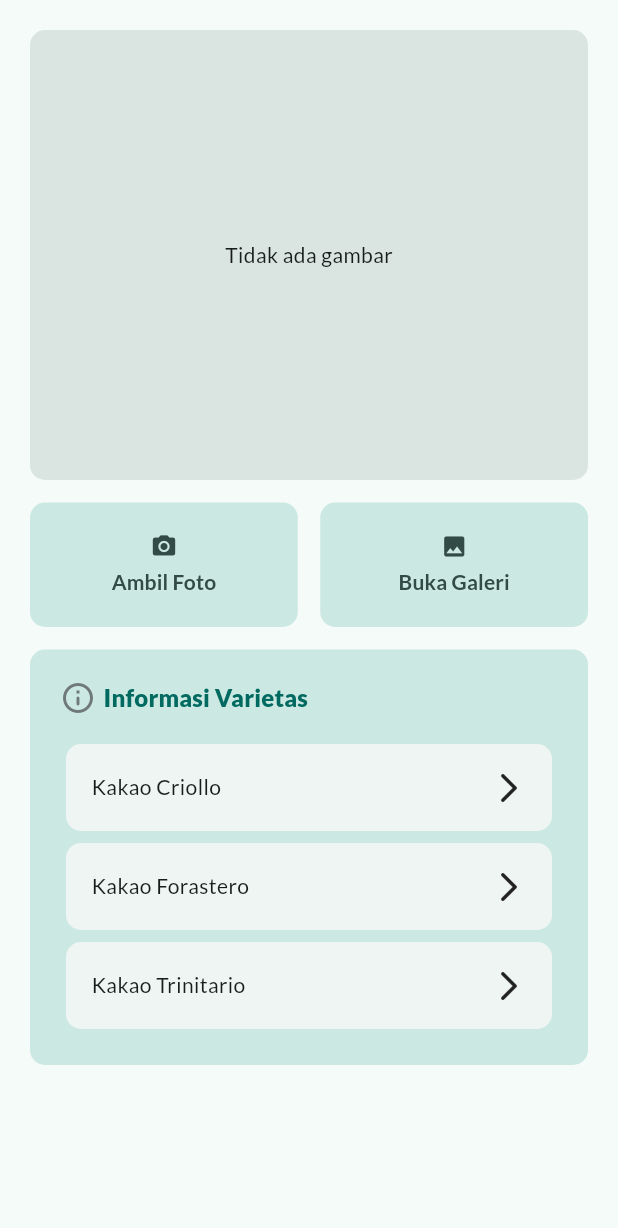
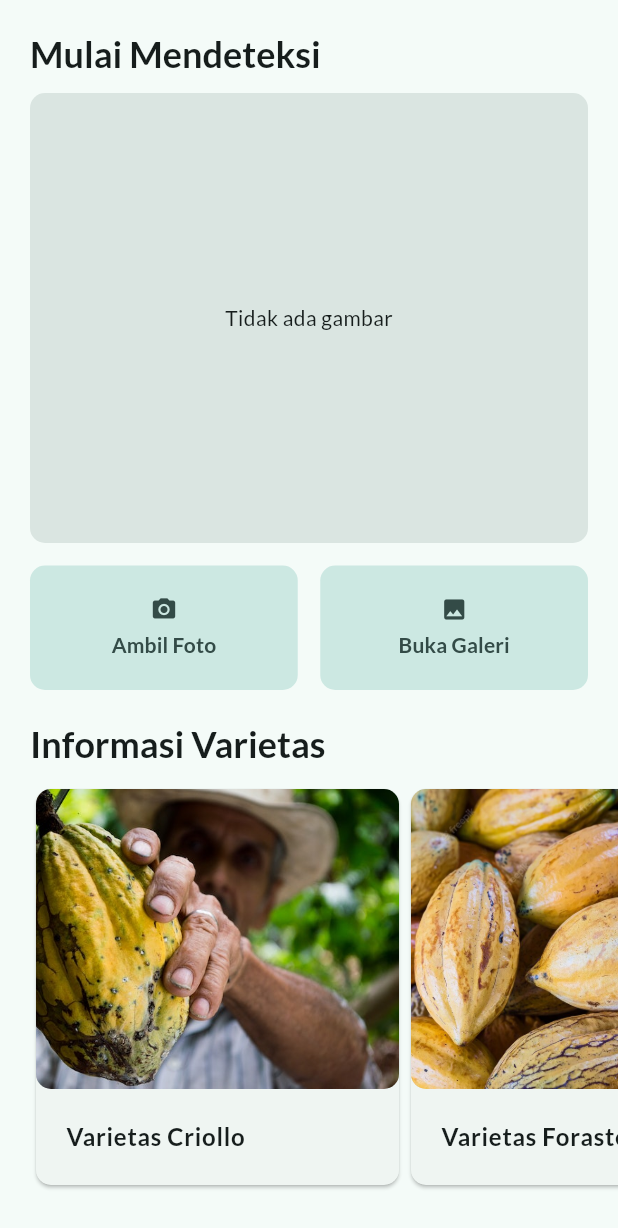
Before and after one commit to tingkatin/tflite_flutter, a Flutter app: the screen it shows after launch, on a phone screen of 412 x 824 dp. Shown: the top 1228 px of the screen. Run offline on Flutter 3.47's test engine with Material 2 defaults, Android fonts, the phone set to English and light mode, and no system bars; our stand-ins replace camera, google_fonts, image_picker, syncfusion_flutter_gauges; missing offline and left inert: tflite_flutter; project files that could hold a hidden picture were left out.

Commit message:
Working example with mobilenet

```diff
--- a/lib/components/action_button.dart
+++ b/lib/components/action_button.dart
@@ -1,20 +1,17 @@
 import 'package:cocoa/helpers/constants.dart';
-import 'package:cocoa/main.dart';
 import 'package:flutter/material.dart';
-import 'package:provider/provider.dart';
-
-enum ActionType {
-  camera,
-  gallery,
-}
 
 class ActionButton extends StatefulWidget {
-  const ActionButton(
-      {super.key, required this.icon, required this.text, required this.type});
+  const ActionButton({
+    super.key,
+    required this.icon,
+    required this.text,
+    required this.pickImage,
+  });
 
   final Icon icon;
   final String text;
-  final ActionType type;
+  final VoidCallback pickImage;
 
   @override
   State<ActionButton> createState() => _ActionButtonState();
@@ -23,19 +20,9 @@ class ActionButton extends StatefulWidget {
 class _ActionButtonState extends State<ActionButton> {
   @override
   Widget build(BuildContext context) {
-    var appState = context.watch<AppState>();
-
-    void setActionType() async {
-      if (widget.type == ActionType.camera) {
-        appState.pickImageFromCamera();
-      } else {
-        appState.pickImageFromGallery();
-      }
-    }
-
     return FilledButton.tonal(
-        onPressed: () async => setActionType(),
-        style: TextButton.styleFrom(
+        onPressed: widget.pickImage,
+        style: FilledButton.styleFrom(
             padding: const EdgeInsets.all(Constants.padding),
             shape: RoundedRectangleBorder(
                 borderRadius: BorderRadius.circular(Constants.borderRadius))),
--- a/lib/components/image_preview.dart
+++ b/lib/components/image_preview.dart
@@ -1,10 +1,12 @@
+import 'dart:io';
+
 import 'package:cocoa/helpers/constants.dart';
-import 'package:cocoa/main.dart';
 import 'package:flutter/material.dart';
-import 'package:provider/provider.dart';
 
 class ImagePreview extends StatefulWidget {
-  const ImagePreview({super.key});
+  const ImagePreview({super.key, required this.image});
+
+  final File? image;
 
   @override
   State<ImagePreview> createState() => _ImagePreviewState();
@@ -13,9 +15,6 @@ class ImagePreview extends StatefulWidget {
 class _ImagePreviewState extends State<ImagePreview> {
   @override
   Widget build(BuildContext context) {
-    var appState = context.watch<AppState>();
-    var image = appState.imagePreview;
-
     return Container(
       decoration: BoxDecoration(
         borderRadius: BorderRadius.circular(Constants.borderRadius),
@@ -25,9 +24,9 @@ class _ImagePreviewState extends State<ImagePreview> {
       width: double.infinity,
       child: ClipRRect(
         borderRadius: BorderRadius.circular(Constants.borderRadius),
-        child: image == null
-            ? Center(child: Text("Tidak ada gambar"))
-            : Image.file(image, fit: BoxFit.cover),
+        child: widget.image == null
+            ? const Center(child: Text("Tidak ada gambar"))
+            : Image.file(widget.image!, fit: BoxFit.cover),
       ),
     );
   }
--- a/lib/components/info_tile.dart
+++ b/lib/components/info_tile.dart
@@ -2,21 +2,45 @@ import 'package:cocoa/helpers/constants.dart';
 import 'package:flutter/material.dart';
 
 class InfoTile extends StatelessWidget {
-  const InfoTile({super.key, required this.title});
+  const InfoTile({super.key, required this.title, required this.image});
 
+  final Image image;
   final String title;
 
   @override
   Widget build(BuildContext context) {
-    return Card(
-      elevation: 0,
-      shape: RoundedRectangleBorder(
-          borderRadius: BorderRadius.circular(Constants.borderRadius)),
-      child: Padding(
-        padding: const EdgeInsets.all(Constants.padding - 3),
-        child: Row(
-          mainAxisAlignment: MainAxisAlignment.spaceBetween,
-          children: [Text(title), Icon(Icons.arrow_forward_ios_rounded)],
+    return SizedBox(
+      width: 250,
+      child: Card(
+        shape: RoundedRectangleBorder(
+            borderRadius: BorderRadius.circular(Constants.borderRadius)),
+        child: Column(
+          crossAxisAlignment: CrossAxisAlignment.start,
+          mainAxisSize: MainAxisSize.min,
+          children: [
+            Container(
+              decoration: BoxDecoration(
+                borderRadius: BorderRadius.circular(Constants.borderRadius),
+                color: Theme.of(context).colorScheme.surfaceVariant,
+              ),
+              height: 200,
+              width: double.infinity,
+              child: ClipRRect(
+                borderRadius: BorderRadius.circular(Constants.borderRadius),
+                child: image,
+              ),
+            ),
+            Padding(
+              padding: const EdgeInsets.all(Constants.padding),
+              child: Text(
+                title,
+                style: Theme.of(context)
+                    .textTheme
+                    .bodyLarge!
+                    .copyWith(fontWeight: FontWeight.bold),
+              ),
+            ),
+          ],
         ),
       ),
     );
--- a/lib/lib/tflite/image_classification_helper.dart
+++ b/lib/lib/tflite/image_classification_helper.dart
@@ -17,8 +17,6 @@
 import 'dart:developer';
 import 'dart:io';
 import 'dart:isolate';
-
-import 'package:camera/camera.dart';
 import 'package:flutter/services.dart';
 import 'package:image/image.dart';
 import 'package:tflite_flutter/tflite_flutter.dart';
@@ -26,8 +24,8 @@ import 'package:tflite_flutter/tflite_flutter.dart';
 import 'isolate_inference.dart';
 
 class ImageClassificationHelper {
-  static const modelPath = 'assets/tflite/efficientnetv2b1cocoa.tflite';
-  static const labelsPath = 'assets/tflite/labels_cocoa.txt';
+  static const modelPath = 'assets/tflite/mobilenet_quant.tflite';
+  static const labelsPath = 'assets/tflite/labels.txt';
 
   late final Interpreter interpreter;
   late final List<String> labels;
@@ -40,9 +38,9 @@ class ImageClassificationHelper {
     final options = InterpreterOptions();
 
     // Use XNNPACK Delegate
-    // if (Platform.isAndroid) {
-    //   options.addDelegate(XNNPackDelegate());
-    // }
+    if (Platform.isAndroid) {
+      options.addDelegate(XNNPackDelegate());
+    }
 
     // Use GPU Delegate
     // doesn't work on emulator
@@ -87,14 +85,6 @@ class ImageClassificationHelper {
     return results;
   }
 
-  // inference camera frame
-  Future<Map<String, double>> inferenceCameraFrame(
-      CameraImage cameraImage) async {
-    var isolateModel = InferenceModel(cameraImage, null, interpreter.address,
-        labels, inputTensor.shape, outputTensor.shape);
-    return _inference(isolateModel);
-  }
-
   // inference still image
   Future<Map<String, double>> inferenceImage(Image image) async {
     var isolateModel = InferenceModel(null, image, interpreter.address, labels,
--- a/lib/main.dart
+++ b/lib/main.dart
@@ -1,11 +1,6 @@
-import 'dart:io';
-import 'package:cocoa/lib/tflite/image_classification_helper.dart';
 import 'package:cocoa/pages/home.dart';
 import 'package:flutter/material.dart';
 import 'package:google_fonts/google_fonts.dart';
-import 'package:image_picker/image_picker.dart';
-import 'package:provider/provider.dart';
-import 'package:image/image.dart' as img;
 
 final theme = ThemeData(
   colorScheme: ColorScheme.fromSeed(
@@ -103,57 +98,10 @@ class MyApp extends StatelessWidget {
   // This widget is the root of your application.
   @override
   Widget build(BuildContext context) {
-    return ChangeNotifierProvider(
-      create: (context) => AppState(),
-      child: MaterialApp(
-        title: 'Cocoadetectinator',
-        theme: theme,
-        home: Home(),
-      ),
+    return MaterialApp(
+      title: 'Cocoadetectinator',
+      theme: theme,
+      home: const Home(),
     );
   }
 }
-
-class AppState extends ChangeNotifier {
-  File? imagePreview;
-  ImageClassificationHelper? imageClassificationHelper;
-  ImagePicker imagePicker = ImagePicker();
-  Map<String, double>? classification;
-
-  AppState() {
-    _initializeState();
-  }
-
-  void _initializeState() {
-    imageClassificationHelper = ImageClassificationHelper();
-    imageClassificationHelper!.initHelper();
-  }
-
-  void pickImageFromCamera() async {
-    XFile? pickedImage =
-        await imagePicker.pickImage(source: ImageSource.camera);
-
-    if (pickedImage == null) {
-      return;
-    }
-
-    imagePreview = File(pickedImage.path);
-    var imageData = File(pickedImage.path).readAsBytesSync();
-    var image = img.decodeImage(imageData);
-    classification = await imageClassificationHelper?.inferenceImage(image!);
-    print(classification);
-    notifyListeners();
-  }
-
-  void pickImageFromGallery() async {
-    XFile? pickedImage =
-        await imagePicker.pickImage(source: ImageSource.gallery);
-
-    if (pickedImage == null) {
-      return;
-    }
-
-    imagePreview = File(pickedImage.path);
-    notifyListeners();
-  }
-}
--- a/lib/pages/home.dart
+++ b/lib/pages/home.dart
@@ -1,11 +1,17 @@
+import 'dart:io';
+
 import 'package:cocoa/components/action_button.dart';
 import 'package:cocoa/components/image_preview.dart';
 import 'package:cocoa/components/info_tile.dart';
-import 'package:cocoa/components/result.dart';
+import 'package:cocoa/components/result_modal.dart';
 import 'package:cocoa/helpers/constants.dart';
-import 'package:cocoa/main.dart';
+import 'package:cocoa/helpers/process_result.dart';
+import 'package:cocoa/lib/tflite/image_classification_helper.dart';
 import 'package:flutter/material.dart';
-import 'package:provider/provider.dart';
+import 'package:image_picker/image_picker.dart';
+import 'package:image/image.dart' as img;
+
+enum PickerSource { camera, gallery }
 
 class Home extends StatefulWidget {
   const Home({super.key});
@@ -15,71 +21,164 @@ class Home extends StatefulWidget {
 }
 
 class _HomeState extends State<Home> {
+  File? imagePreview;
+  ImagePicker imagePicker = ImagePicker();
+  ImageClassificationHelper? imageClassificationHelper;
+
+  void _initializeState() {
+    imageClassificationHelper = ImageClassificationHelper();
+    imageClassificationHelper!.initHelper();
+  }
+
+  void reset() {
+    setState(() {
+      imagePreview = null;
+    });
+  }
+
+  Future<void> pickImage(PickerSource imageSource) async {
+    reset();
+
+    var source = ImageSource.camera;
+
+    if (imageSource == PickerSource.gallery) {
+      source = ImageSource.gallery;
+    }
+
+    XFile? pickedImage = await imagePicker.pickImage(source: source);
+
+    showModalBottomSheet(
+        clipBehavior: Clip.antiAliasWithSaveLayer,
+        context: context,
+        isDismissible: true,
+        showDragHandle: true,
+        builder: (BuildContext context) =>
+            ResultModal(processImage: processImage(imagePreview)));
+
+    if (pickedImage == null) {
+      // Dismiss the modal when the image picking is canceled
+      Navigator.pop(context);
+      return;
+    }
+
+    setState(() {
+      imagePreview = File(pickedImage.path);
+    });
+  }
+
+  Future<Map<String, double>?>? processImage(File? imagePreview) async {
+    if (imagePreview != null) {
+      var imageData = imagePreview.readAsBytesSync();
+      var image = img.decodeImage(imageData);
+      Map<String, double>? classification =
+          await imageClassificationHelper?.inferenceImage(image!);
+
+      var processed = processOutput(classification);
+      return processed;
+    }
+
+    return null;
+  }
+
+  @override
+  void initState() {
+    super.initState();
+    _initializeState();
+  }
+
   @override
   Widget build(BuildContext context) {
-    var appState = context.watch<AppState>();
     return Scaffold(
       body: SafeArea(
-        child: Padding(
-          padding: const EdgeInsets.all(Constants.padding),
         child: ListView(
           children: [
-              const ImagePreview(),
+            // INFORMASI
+            Padding(
+              padding: const EdgeInsets.fromLTRB(Constants.padding,
+                  Constants.padding, Constants.padding, Constants.padding - 10),
+              child: Text(
+                "Mulai Mendeteksi",
+                style: Theme.of(context)
+                    .textTheme
+                    .headlineSmall!
+                    .copyWith(fontWeight: FontWeight.bold),
+              ),
+            ),
+
+            Padding(
+              padding:
+                  const EdgeInsets.symmetric(horizontal: Constants.padding),
+              child: ImagePreview(image: imagePreview),
+            ),
+
             const SizedBox(height: Constants.distance),
-              const Row(
+
+            Padding(
+              padding:
+                  const EdgeInsets.symmetric(horizontal: Constants.padding),
+              child: Row(
                 children: [
                   Expanded(
                     flex: 1,
                     child: ActionButton(
-                        icon: Icon(Icons.camera_alt),
+                      icon: const Icon(Icons.camera_alt),
                       text: "Ambil Foto",
-                        type: ActionType.camera),
+                      pickImage: () async => pickImage(PickerSource.camera),
                     ),
-                  SizedBox(width: Constants.distance),
+                  ),
+                  const SizedBox(width: Constants.distance),
                   Expanded(
                     flex: 1,
                     child: ActionButton(
-                        icon: Icon(Icons.photo),
+                      icon: const Icon(Icons.photo),
                       text: "Buka Galeri",
-                        type: ActionType.gallery),
+                      pickImage: () async => pickImage(PickerSource.gallery),
+                    ),
                   ),
                 ],
               ),
-              const SizedBox(height: Constants.distance),
-              Container(
-                padding: EdgeInsets.all(Constants.padding),
-                decoration: BoxDecoration(
-                  color: Theme.of(context).colorScheme.secondaryContainer,
-                  borderRadius: BorderRadius.circular(Constants.borderRadius),
             ),
-                child: Column(
-                  crossAxisAlignment: CrossAxisAlignment.stretch,
-                  children: [
-                    Row(
-                      children: [
-                        Icon(Icons.info_outline_rounded,
-                            color: Theme.of(context).colorScheme.outline),
-                        SizedBox(width: 5),
-                        Text("Informasi Varietas",
+
+            // INFORMASI
+            Padding(
+              padding: const EdgeInsets.fromLTRB(Constants.padding,
+                  Constants.padding, Constants.padding, Constants.padding - 10),
+              child: Text(
+                "Informasi Varietas",
                 style: Theme.of(context)
                     .textTheme
-                                .titleMedium!
-                                .copyWith(
-                                    fontWeight: FontWeight.w900,
-                                    color:
-                                        Theme.of(context).colorScheme.primary)),
-                      ],
+                    .headlineSmall!
+                    .copyWith(fontWeight: FontWeight.bold),
               ),
-                    SizedBox(height: Constants.distance),
-                    InfoTile(title: "Kakao Criollo"),
-                    InfoTile(title: "Kakao Forastero"),
-                    InfoTile(title: "Kakao Trinitario"),
+            ),
+
+            // HORIZONTAL VIEW
+            SingleChildScrollView(
+              padding: const EdgeInsets.only(bottom: Constants.padding),
+              scrollDirection: Axis.horizontal,
+              child: Row(
+                children: <Widget>[
+                  const SizedBox(width: Constants.padding),
+                  InfoTile(
+                    title: "Varietas Criollo",
+                    image: Image.asset('assets/images/cocoa.jpg',
+                        fit: BoxFit.cover),
+                  ),
+                  InfoTile(
+                    title: "Varietas Forastero",
+                    image: Image.asset('assets/images/forastero.jpg',
+                        fit: BoxFit.cover),
+                  ),
+                  InfoTile(
+                    title: "Varietas Trinitario",
+                    image: Image.asset('assets/images/trinitario.jpg',
+                        fit: BoxFit.cover),
+                  ),
+                  const SizedBox(width: Constants.padding),
                 ],
               ),
             ),
-              if (appState.classification != null) const Result()
           ],
-          ),
         ),
       ),
     );
--- a/pubspec.yaml
+++ b/pubspec.yaml
@@ -42,6 +42,7 @@ dependencies:
   path_provider: ^2.0.15
   tflite_flutter: ^0.10.1
   camera: ^0.10.5+2
+  syncfusion_flutter_gauges: ^22.2.7
 
 dev_dependencies:
   flutter_test:
@@ -67,6 +68,7 @@ flutter:
   # To add assets to your application, add an assets section, like this:
   assets:
     - assets/tflite/
+    - assets/images/
   #   - images/a_dot_ham.jpeg
 
   # An image asset can refer to one or more resolution-specific "variants", see
```
Also changed, not shown: assets/tflite/labels_cocoa.txt (+8 -8 lines), lib/components/prediction.dart (added, +51 -0 lines), lib/components/prediction_tile.dart (added, +36 -0 lines), lib/components/result.dart (+11 -13 lines), lib/components/result_modal.dart (added, +52 -0 lines), lib/helpers/process_result.dart (added, +35 -0 lines), lib/lib/tflite/isolate_inference.dart (+18 -9 lines), assets/images/cocoa.jpg (added), assets/images/forastero.jpg (added), assets/images/trinitario.jpg (added), pubspec.lock. Lines whose indentation alone changed are shown as unchanged.
